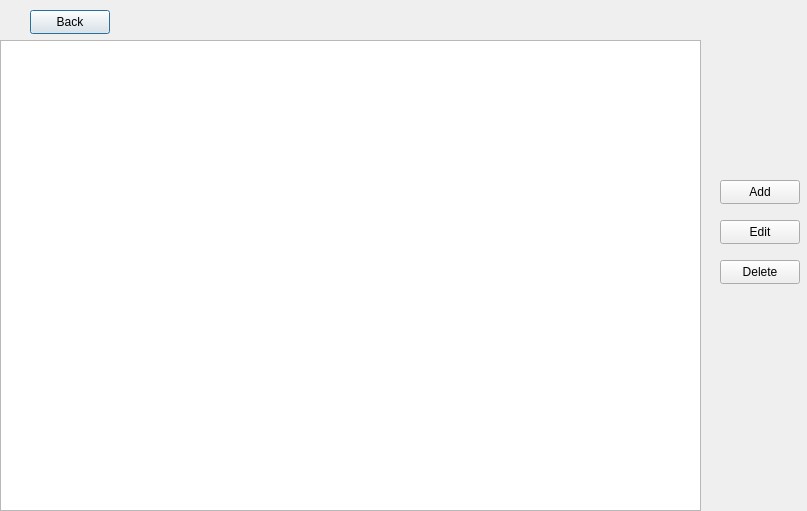
This is movie/movietimetable.ui in RomanMusijowski/CinemaApp as Qt 5 draws it before an edit. The edited form follows.
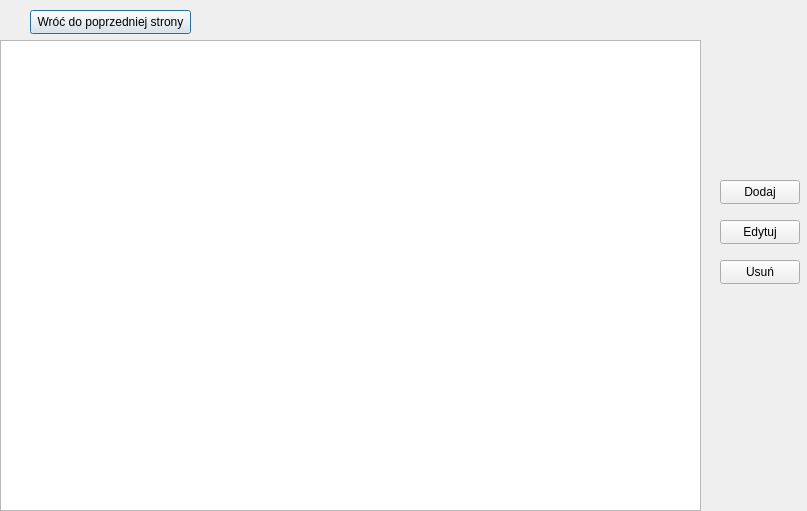
This is the edited form.

Commit message: polish text for movie ui

The edit to the form file:
```diff
--- a/movie/movietimetable.ui
+++ b/movie/movietimetable.ui
@@ -18,12 +18,12 @@
     <rect>
      <x>30</x>
      <y>10</y>
-     <width>80</width>
+     <width>161</width>
      <height>24</height>
     </rect>
    </property>
    <property name="text">
-    <string>Back</string>
+    <string>Wróć do poprzedniej strony</string>
    </property>
   </widget>
   <widget class="QTableWidget" name="tableWidget">
@@ -52,7 +52,7 @@
     </rect>
    </property>
    <property name="text">
-    <string>Edit</string>
+    <string>Edytuj</string>
    </property>
   </widget>
   <widget class="QPushButton" name="add">
@@ -65,7 +65,7 @@
     </rect>
    </property>
    <property name="text">
-    <string>Add</string>
+    <string>Dodaj</string>
    </property>
   </widget>
   <widget class="QPushButton" name="delete_2">
@@ -78,7 +78,7 @@
     </rect>
    </property>
    <property name="text">
-    <string>Delete</string>
+    <string>Usuń</string>
    </property>
   </widget>
  </widget>
```
The commit also changes 4 other files.
